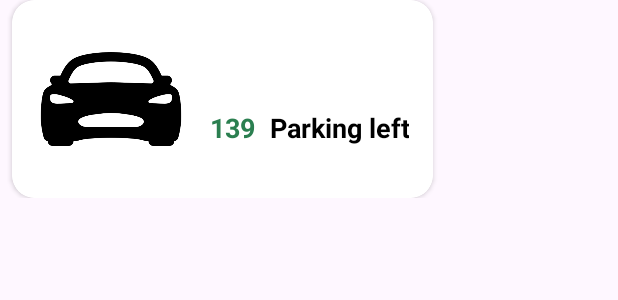
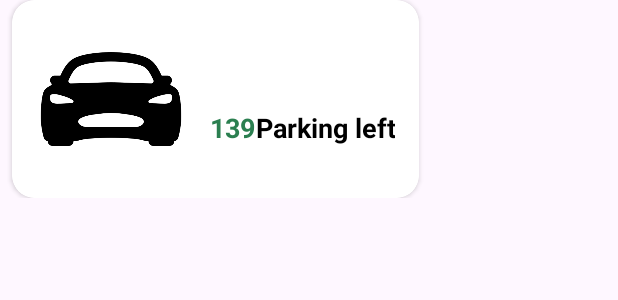
Before and after one commit to odai0962/ParkingApp, an Android app: the layout rv_item.xml on its own in the app's theme, with its tools: preview values and no code run, on a phone screen of 412 x 824 dp. Shown: the top 300 px of the screen. Run offline under Robolectric (Android 15) with nearby library versions, the phone set to English and light mode, and no system bars.

Commit message:
changes Done

```diff
--- a/app/src/main/res/layout/rv_item.xml
+++ b/app/src/main/res/layout/rv_item.xml
@@ -20,9 +20,8 @@
             android:layout_width="wrap_content"
             android:layout_height="wrap_content"
             android:layout_marginHorizontal="8dp"
-            app:cardCornerRadius="15dp"
+            app:cardCornerRadius="15dp">
 
-            >
             <RelativeLayout
                 android:padding="16dp"
                 android:layout_width="match_parent"
@@ -39,7 +38,8 @@
                     android:scaleType="fitCenter"
                     android:src="@drawable/carim"
                     android:layout_marginRight="16dp"
-                    ></ImageView>
+                    />
+
                 <TextView
                     android:layout_width="wrap_content"
                     android:layout_height="wrap_content"
@@ -51,7 +51,7 @@
                     android:textSize="24sp"
                     android:layout_toRightOf="@+id/carimage"
                     android:layout_marginTop="16dp"
-                    ></TextView>
+                    />
                 <TextView
                     android:layout_width="wrap_content"
                     android:layout_height="wrap_content"
@@ -65,11 +65,11 @@
                     android:layout_toRightOf="@+id/carimage"
                     android:layout_below="@+id/carmodeltext"
                     android:layout_marginTop="8dp"
-                    ></TextView>
+                    />
                 <TextView
                     android:layout_width="wrap_content"
                     android:layout_height="wrap_content"
-                    android:text="  Parking left"
+                    android:text="Parking left"
                     android:textAlignment="center"
                     android:textStyle="bold"
                     android:textColor="@color/black"
@@ -77,7 +77,7 @@
                     android:layout_toRightOf="@+id/parkingNum"
                     android:layout_below="@+id/carmodeltext"
                     android:layout_marginTop="8dp"
-                    ></TextView>
+                    />
 
             </RelativeLayout>
 
```
